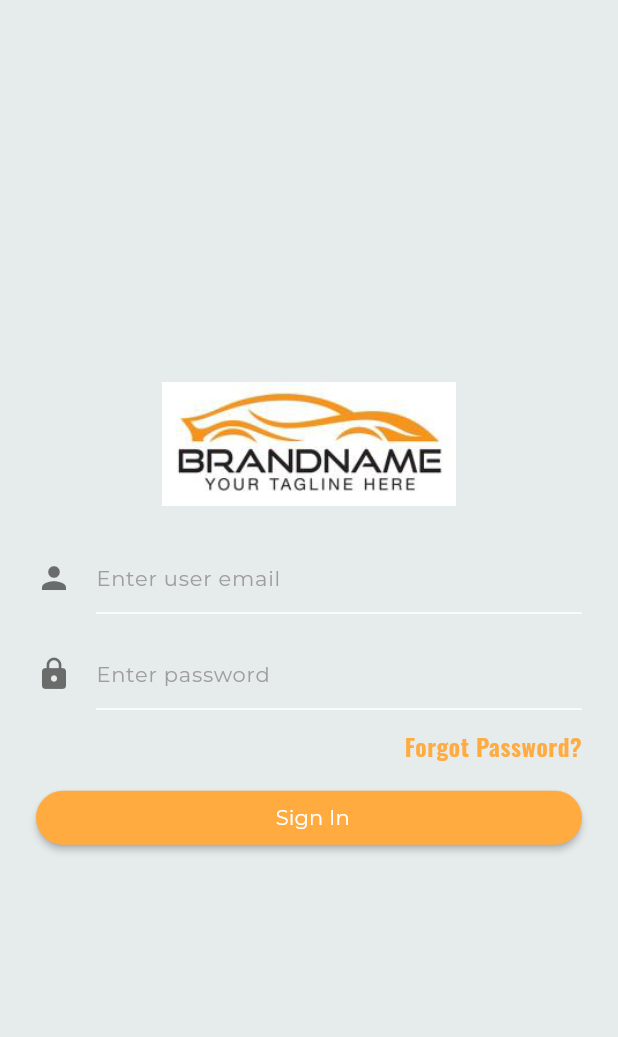
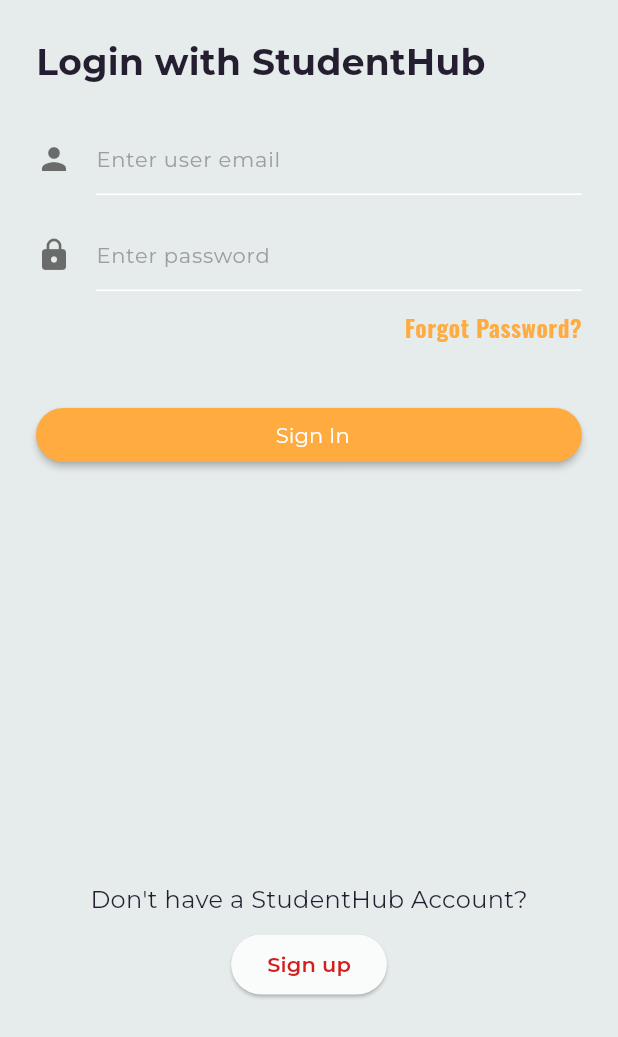
Before and after one commit to ledangkhoa11-4/StudentHub-AdvancedMobileDevelopment, a Flutter app: the screen it shows after launch, on a phone screen of 412 x 824 dp. Shown: the top 1037 px of the screen. Run offline on Flutter 3.47's test engine with Material 3 defaults, Android fonts, the phone set to English and light mode, and no system bars; our stand-ins replace another_flushbar, dio, event_bus, flutter_mobx, get_it, google_fonts and 5 more; missing offline and left inert: material_dialog, xxtea; generated files the repository leaves out were written again.

Commit message:
initial commit to branch scrum-41

```diff
--- a/lib/presentation/login/login.dart
+++ b/lib/presentation/login/login.dart
@@ -9,6 +9,7 @@
 import 'package:boilerplate/data/sharedpref/constants/preferences.dart';
 import 'package:boilerplate/presentation/home/store/theme/theme_store.dart';
 import 'package:boilerplate/presentation/login/store/login_store.dart';
+import 'package:boilerplate/presentation/sign_up/sign_up.dart';
 import 'package:boilerplate/utils/device/device_utils.dart';
 import 'package:boilerplate/utils/locale/app_localization.dart';
 import 'package:boilerplate/utils/routes/routes.dart';
@@ -69,7 +70,10 @@
                     ),
                   ],
                 )
-              : Center(child: _buildRightSide()),
+              : Align(
+                  alignment: Alignment.topLeft,
+                  child: _buildRightSide(),
+                ),
           Observer(
             builder: (context) {
               return _userStore.success
@@ -106,14 +110,51 @@
         child: Column(
           mainAxisSize: MainAxisSize.max,
           crossAxisAlignment: CrossAxisAlignment.stretch,
-          mainAxisAlignment: MainAxisAlignment.center,
+          mainAxisAlignment: MainAxisAlignment.start,
           children: <Widget>[
-            AppIconWidget(image: 'assets/icons/ic_appicon.png'),
+            SizedBox(height: 24.0),
+            Text(
+              'Login with StudentHub',
+              style: TextStyle(
+                fontSize: 24.0,
+                fontWeight: FontWeight.bold,
+              ),
+            ),
+            // AppIconWidget(image: 'assets/icons/ic_appicon.png'),
             SizedBox(height: 24.0),
             _buildUserIdField(),
             _buildPasswordField(),
             _buildForgotPasswordButton(),
-            _buildSignInButton()
+            SizedBox(height: 24.0),
+            _buildSignInButton(),
+            SizedBox(height: 274.0),
+            Align(
+              alignment: Alignment.bottomCenter,
+              child: Center(
+                child: Column(
+                  mainAxisSize:
+                      MainAxisSize.min, // Adjust this based on your design
+                  crossAxisAlignment: CrossAxisAlignment.center,
+                  children: [
+                    Text(
+                      "Don't have a StudentHub Account?",
+                      style: TextStyle(fontSize: 16.0),
+                    ),
+                    SizedBox(height: 8.0),
+                    ElevatedButton(
+                      onPressed: () {
+                        Navigator.push(
+                          context,
+                          MaterialPageRoute(
+                              builder: (context) => SignUpScreen()),
+                        );
+                      },
+                      child: Text('Sign up'),
+                    ),
+                  ],
+                ),
+              ),
+            ),
           ],
         ),
       ),
```
Also changed, not shown: lib/presentation/sign_up/sign_up.dart (added, +110 -0 lines), 2 other files.
